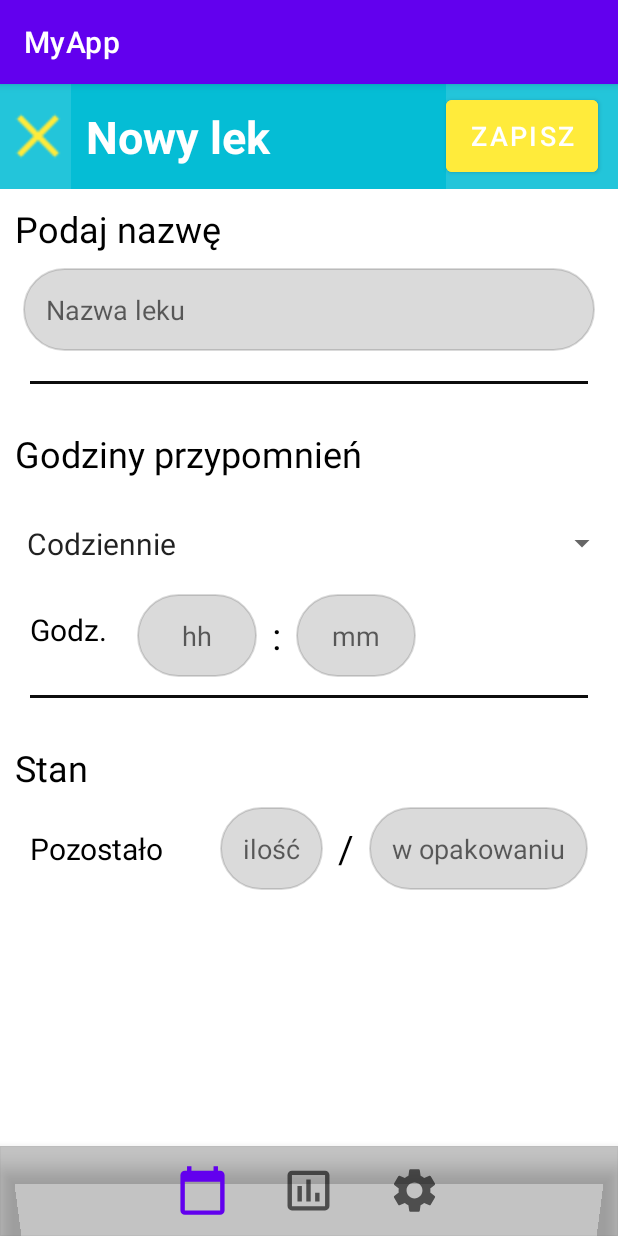
After one commit to marylaa/ZPO_pod_kontrola, an Android app: the AddPillActivity screen opened directly, with no data from a screen before it, on a phone screen of 412 x 824 dp. The commit adds this screen. Run offline under Robolectric (Android 15) with nearby library versions, the light colour scheme and no system bars; our stand-ins replace Firebase (no records; nobody signed in at launch, a user with empty details on screens opened directly).

Commit message:
działa dodawanie leków razem z zapisem do bazy

```diff
--- /dev/null
+++ b/app/src/main/java/com/example/myapp/AddPillActivity.kt
@@ -0,0 +1,124 @@
+package com.example.myapp
+
+import android.content.Intent
+import android.os.Bundle
+import android.text.TextUtils
+import android.view.View
+import android.widget.*
+import com.example.myapp.login.BaseActivity
+import com.example.myapp.login.LoginActivity
+import com.example.myapp.pills_list.UserScheduleActivity
+import com.google.firebase.auth.FirebaseAuth
+import com.google.firebase.auth.FirebaseUser
+import com.google.firebase.database.DatabaseReference
+import com.google.firebase.database.FirebaseDatabase
+import java.util.*
+
+class AddPillActivity : BaseActivity()  {
+
+    private var saveButton: Button? = null
+    private var inputName: EditText? = null
+    private var inputHour: EditText? = null
+    private var inputMinute: EditText? = null
+    private var inputLeft: EditText? = null
+    private var inputPackage: EditText? = null
+    private var selectedFrequency: String = ""
+
+    private lateinit var dbRef: DatabaseReference
+
+    override fun onCreate(savedInstanceState: Bundle?) {
+        super.onCreate(savedInstanceState)
+        setContentView(R.layout.activity_add_pill)
+
+        saveButton = findViewById(R.id.savePill)
+        inputName = findViewById(R.id.pillName)
+        inputHour = findViewById(R.id.hourTime)
+        inputMinute = findViewById(R.id.minuteTime)
+        inputLeft = findViewById(R.id.amountLeft)
+        inputPackage = findViewById(R.id.inBox)
+
+        saveButton?.setOnClickListener{
+            if (validatePillDetails()) {
+                savePill()
+                finish()
+            }
+        }
+
+        val spinner = findViewById<Spinner>(R.id.spinner1)
+        val elements = arrayOf("Codziennie", "Co drugi dzień", "Raz w tygodniu")
+        val adapter = ArrayAdapter(this, R.layout.list_item, elements)
+
+        spinner.adapter = adapter
+
+        spinner.onItemSelectedListener = object : AdapterView.OnItemSelectedListener {
+            override fun onItemSelected(
+                parent: AdapterView<*>,
+                view: View?,
+                position: Int,
+                id: Long
+            ) {
+                selectedFrequency = parent.getItemAtPosition(position) as String
+            }
+
+            override fun onNothingSelected(parent: AdapterView<*>) {}
+        }
+    }
+
+    private fun validatePillDetails(): Boolean {
+
+        val hour = inputHour?.text.toString().toIntOrNull()
+        val minute = inputMinute?.text.toString().toIntOrNull()
+        val amountLeft = inputLeft?.text.toString().toIntOrNull()
+        val amountInBox = inputPackage?.text.toString().toIntOrNull()
+
+        return when {
+            TextUtils.isEmpty(inputName?.text.toString().trim { it <= ' ' }) -> {
+                showErrorSnackBar(resources.getString(R.string.err_msg_enter_pill_name), true)
+                false
+            }
+            hour == null || hour !in 1..24 -> {
+                showErrorSnackBar(resources.getString(R.string.err_msg_enter_valid_hour), true)
+                false
+            }
+            minute == null || minute !in 0..59 -> {
+                showErrorSnackBar(resources.getString(R.string.err_msg_enter_valid_minute), true)
+                false
+            }
+            amountLeft == null || amountLeft < 1 || amountLeft > amountInBox!!.toInt() -> {
+                showErrorSnackBar(resources.getString(R.string.err_msg_enter_valid_amount), true)
+                false
+            }
+            amountInBox == null || amountInBox < 1  -> {
+                showErrorSnackBar(resources.getString(R.string.err_msg_enter_valid_in_box), true)
+                false
+            }
+            else -> {
+                true
+            }
+        }
+    }
+
+    fun goToSchedule(view: View) {
+        val intent = Intent(this, UserScheduleActivity::class.java)
+        startActivity(intent)
+        finish()
+    }
+
+    private fun savePill() {
+        dbRef = FirebaseDatabase.getInstance().getReference("Pills")
+
+        val name = inputName?.text.toString().trim() { it <= ' ' }
+        val hour = inputHour?.text.toString().toIntOrNull()
+        val minute = inputMinute?.text.toString().toIntOrNull()
+        val amountLeft = inputLeft?.text.toString().toIntOrNull()
+        val amountBox = inputPackage?.text.toString().toIntOrNull()
+        val frequency = selectedFrequency
+
+        val user = FirebaseAuth.getInstance().currentUser;
+        val uid = user?.uid
+
+        val newPill = PillModel(uid, name, amountLeft, amountBox, frequency, hour, minute)
+
+        dbRef.child(UUID.randomUUID().toString()).setValue(newPill)
+    }
+}
--- a/app/src/main/java/com/example/myapp/PillModel.kt
+++ b/app/src/main/java/com/example/myapp/PillModel.kt
@@ -1,12 +1,11 @@
 package com.example.myapp
 
-import java.util.UUID
-
 data class PillModel (
-    var id: UUID = UUID.randomUUID(),
-    var pacient: String,
+    var pacient: String?,
     var name: String,
-    var availability: Integer,
+    var availability: Int?,
+    var inBox: Int?,
     var frequency: String,
-    var hour: String
+    var hour: Int?,
+    var minute: Int?,
 )
--- a/app/src/main/java/com/example/myapp/UserModel.kt
+++ b/app/src/main/java/com/example/myapp/UserModel.kt
@@ -1,7 +1,7 @@
 package com.example.myapp
 
 data class UserModel(
-    var userType: String = "Pacjent",
-    var firstName: String? = null,
-    var lastName: String? = null
+    var userType: String,
+    var firstName: String,
+    var lastName: String
 )
--- a/app/src/main/java/com/example/myapp/login/BaseActivity.kt
+++ b/app/src/main/java/com/example/myapp/login/BaseActivity.kt
@@ -28,6 +28,4 @@ open class BaseActivity : AppCompatActivity() {
         }
         snackbar.show()
     }
-
-
 }
--- a/app/src/main/java/com/example/myapp/login/LoginActivity.kt
+++ b/app/src/main/java/com/example/myapp/login/LoginActivity.kt
@@ -80,9 +80,6 @@ class LoginActivity : BaseActivity(), View.OnClickListener {
     }
 
     open fun goToNextActivity() {
-        val user = FirebaseAuth.getInstance().currentUser;
-        val uid = user?.uid
-
         val intent = Intent(this, UserScheduleActivity::class.java)
         startActivity(intent)
     }
--- a/app/src/main/java/com/example/myapp/pills_list/UserScheduleActivity.kt
+++ b/app/src/main/java/com/example/myapp/pills_list/UserScheduleActivity.kt
@@ -1,12 +1,16 @@
 package com.example.myapp.pills_list
 
+import android.content.Intent
 import android.os.Bundle
+import android.view.View
+import android.widget.Button
 import androidx.appcompat.app.AppCompatActivity
 import androidx.recyclerview.widget.LinearLayoutManager
 import androidx.recyclerview.widget.RecyclerView
+import com.example.myapp.AddPillActivity
 import com.example.myapp.R
 
-class UserScheduleActivity : AppCompatActivity() {
+class UserScheduleActivity : AppCompatActivity(), View.OnClickListener {
 
     private lateinit var newRecyclerView: RecyclerView
     private lateinit var newArrayList: ArrayList<PillItem>
@@ -15,7 +19,10 @@ class UserScheduleActivity : AppCompatActivity() {
 
     override fun onCreate(savedInstanceState: Bundle?) {
         super.onCreate(savedInstanceState)
-        setContentView(R.layout.user_pills_schedule)
+        setContentView(R.layout.activity_user_pills_schedule)
+
+        val addButton = findViewById<Button>(R.id.addPill)
+        addButton.setOnClickListener(this)
 
         name = arrayOf(
             "Lek1",
@@ -37,14 +44,23 @@ class UserScheduleActivity : AppCompatActivity() {
             "21:00",
             "22:00")
 
-//        val uID = intent
-//        val userID = uID.getStringExtra("uID")
-
         newRecyclerView = findViewById(R.id.rvPills)
         newRecyclerView.layoutManager = LinearLayoutManager(this)
         newRecyclerView.setHasFixedSize(true)
         newArrayList = arrayListOf<PillItem>()
         getUserData()
+    }
+
+    override fun onClick(view: View?) {
+        if(view !=null){
+            when (view.id){
+
+                R.id.addPill ->{
+                    val intent = Intent(this, AddPillActivity::class.java)
+                    startActivity(intent)
+                }
+            }
+        }
     }
 
     private fun getUserData() {
--- /dev/null
+++ b/app/src/main/res/drawable/baseline_close_24.xml
@@ -0,0 +1,5 @@
+<vector android:height="24dp" android:tint="#FFEB3B"
+    android:viewportHeight="24" android:viewportWidth="24"
+    android:width="24dp" xmlns:android="http://schemas.android.com/apk/res/android">
+    <path android:fillColor="@android:color/white" android:pathData="M19,6.41L17.59,5 12,10.59 6.41,5 5,6.41 10.59,12 5,17.59 6.41,19 12,13.41 17.59,19 19,17.59 13.41,12z"/>
+</vector>
--- /dev/null
+++ b/app/src/main/res/layout/activity_add_pill.xml
@@ -0,0 +1,251 @@
+<?xml version="1.0" encoding="utf-8"?>
+<androidx.constraintlayout.widget.ConstraintLayout xmlns:android="http://schemas.android.com/apk/res/android"
+    xmlns:tools="http://schemas.android.com/tools"
+    tools:context=".AddPillActivity"
+    android:layout_width="match_parent"
+    android:layout_height="match_parent"
+    xmlns:app="http://schemas.android.com/apk/res-auto">
+
+
+    <LinearLayout
+        android:id="@+id/linearLayout"
+        android:layout_width="match_parent"
+        android:layout_height="70dp"
+        android:background="#DC00BCD4"
+        android:gravity="center"
+        android:orientation="horizontal"
+        app:layout_constraintStart_toStartOf="parent"
+        app:layout_constraintTop_toTopOf="parent">
+
+        <ImageButton
+            android:layout_width="wrap_content"
+            android:layout_height="wrap_content"
+            android:background="@drawable/baseline_close_24"
+            android:scaleX="2"
+            android:scaleY="2" />
+
+        <TextView
+            android:layout_width="250dp"
+            android:layout_height="70dp"
+            android:layout_marginLeft="10dp"
+            android:background="#DC00BCD4"
+            android:gravity="center_vertical"
+            android:paddingLeft="10dp"
+            android:text="Nowy lek"
+            android:textColor="@color/white"
+            android:textSize="30sp"
+            android:textStyle="bold" />
+
+        <Button
+            android:id="@+id/savePill"
+            android:layout_width="wrap_content"
+            android:layout_height="60dp"
+            android:backgroundTint="#FFEB3B"
+            android:text="Zapisz"
+            android:textSize="18dp"
+            app:layout_constraintBottom_toBottomOf="@+id/textView2"
+            app:layout_constraintEnd_toEndOf="@+id/textView2"
+            app:layout_constraintTop_toTopOf="parent" />
+
+    </LinearLayout>
+
+    <TextView
+        android:id="@+id/textViewName"
+        android:layout_width="match_parent"
+        android:layout_height="wrap_content"
+        android:text="Podaj nazwę"
+        android:padding="10dp"
+        android:textSize="24sp"
+        android:textColor="@color/black"
+        app:layout_constraintEnd_toEndOf="parent"
+        app:layout_constraintStart_toStartOf="parent"
+        app:layout_constraintTop_toBottomOf="@+id/linearLayout" />
+
+    <EditText
+        android:id="@+id/pillName"
+        android:layout_width="match_parent"
+        android:layout_height="wrap_content"
+        android:background="@drawable/rounded_corner"
+        android:backgroundTint="#25000000"
+        android:inputType="textPersonName"
+        android:padding="15dp"
+        android:layout_marginLeft="15dp"
+        android:layout_marginRight="15dp"
+        android:hint="Nazwa leku"
+        app:layout_constraintEnd_toEndOf="parent"
+        app:layout_constraintStart_toStartOf="parent"
+        app:layout_constraintTop_toBottomOf="@+id/textViewName" />
+
+    <View
+        android:id="@+id/view2"
+        android:layout_width="match_parent"
+        android:layout_height="2dp"
+        android:layout_margin="20dp"
+        android:background="#F2000000"
+        app:layout_constraintEnd_toEndOf="parent"
+        app:layout_constraintStart_toStartOf="parent"
+        app:layout_constraintTop_toBottomOf="@+id/pillName" />
+
+    <TextView
+        android:id="@+id/textViewTime"
+        android:layout_width="match_parent"
+        android:layout_height="wrap_content"
+        android:layout_marginTop="20dp"
+        android:padding="10dp"
+        android:text="Godziny przypomnień"
+        android:textColor="@color/black"
+        android:textSize="24sp"
+        app:layout_constraintEnd_toEndOf="parent"
+        app:layout_constraintHorizontal_bias="0.0"
+        app:layout_constraintStart_toStartOf="parent"
+        app:layout_constraintTop_toBottomOf="@+id/view2" />
+
+    <Spinner
+        android:id="@+id/spinner1"
+        android:paddingLeft="10dp"
+        android:paddingRight="20dp"
+        android:layout_width="match_parent"
+        android:layout_height="wrap_content"
+        app:layout_constraintEnd_toEndOf="parent"
+        app:layout_constraintStart_toStartOf="parent"
+        app:layout_constraintTop_toBottomOf="@+id/textViewTime" />
+
+    <TextView
+        android:id="@+id/textViewHour"
+        android:layout_width="wrap_content"
+        android:layout_height="wrap_content"
+        android:padding="10dp"
+        android:text="Godz."
+        android:textColor="@color/black"
+        android:textSize="20sp"
+        android:layout_marginLeft="10dp"
+        app:layout_constraintEnd_toEndOf="parent"
+        app:layout_constraintHorizontal_bias="0.0"
+        app:layout_constraintStart_toStartOf="parent"
+        app:layout_constraintTop_toBottomOf="@+id/spinner1" />
+
+    <EditText
+        android:id="@+id/hourTime"
+        android:layout_width="80dp"
+        android:layout_height="wrap_content"
+        android:layout_marginLeft="10dp"
+        android:background="@drawable/rounded_corner"
+        android:backgroundTint="#25000000"
+        android:padding="15dp"
+        android:hint="hh"
+        android:textAlignment="center"
+        app:layout_constraintStart_toEndOf="@+id/textViewHour"
+        app:layout_constraintTop_toBottomOf="@+id/spinner1" />
+
+    <TextView
+        android:id="@+id/textView"
+        android:layout_width="wrap_content"
+        android:layout_height="wrap_content"
+        android:padding="10dp"
+        android:text=":"
+        android:textColor="@color/black"
+        android:textSize="25sp"
+        app:layout_constraintStart_toEndOf="@+id/hourTime"
+        app:layout_constraintTop_toBottomOf="@+id/spinner1" />
+
+    <EditText
+        android:id="@+id/minuteTime"
+        android:layout_width="80dp"
+        android:layout_height="wrap_content"
+        android:background="@drawable/rounded_corner"
+        android:backgroundTint="#25000000"
+        android:padding="15dp"
+        android:hint="mm"
+        android:textAlignment="center"
+        app:layout_constraintStart_toEndOf="@+id/textView"
+        app:layout_constraintTop_toBottomOf="@+id/spinner1" />
+
+    <View
+        android:id="@+id/view"
+        android:layout_width="match_parent"
+        android:layout_height="2dp"
+        android:layout_margin="20dp"
+        android:background="#F2000000"
+        app:layout_constraintEnd_toEndOf="parent"
+        app:layout_constraintHorizontal_bias="0.0"
+        app:layout_constraintStart_toStartOf="parent"
+        app:layout_constraintTop_toBottomOf="@+id/textViewHour" />
+
+    <TextView
+        android:id="@+id/textViewState"
+        android:layout_width="match_parent"
+        android:layout_height="wrap_content"
+        android:layout_marginTop="20dp"
+        android:padding="10dp"
+        android:text="Stan"
+        android:textColor="@color/black"
+        android:textSize="24sp"
+        app:layout_constraintEnd_toEndOf="parent"
+        app:layout_constraintHorizontal_bias="0.0"
+        app:layout_constraintStart_toStartOf="parent"
+        app:layout_constraintTop_toBottomOf="@+id/view" />
+
+    <TextView
+        android:id="@+id/textViewLeft"
+        android:layout_width="wrap_content"
+        android:layout_height="wrap_content"
+        android:layout_marginLeft="10dp"
+        android:padding="10dp"
+        android:text="Pozostało"
+        android:textColor="@color/black"
+        android:textSize="20sp"
+        app:layout_constraintBottom_toBottomOf="@+id/amountLeft"
+        app:layout_constraintStart_toStartOf="parent"
+        app:layout_constraintTop_toBottomOf="@+id/textViewState" />
+
+    <EditText
+        android:id="@+id/amountLeft"
+        android:layout_width="wrap_content"
+        android:layout_height="wrap_content"
+        android:background="@drawable/rounded_corner"
+        android:backgroundTint="#25000000"
+        android:inputType="textPersonName"
+        android:padding="15dp"
+        android:paddingLeft="30dp"
+        android:hint="ilość"
+        app:layout_constraintEnd_toStartOf="@+id/textViewSlash"
+        app:layout_constraintTop_toBottomOf="@+id/textViewState" />
+
+    <TextView
+        android:id="@+id/textViewSlash"
+        android:layout_width="wrap_content"
+        android:layout_height="wrap_content"
+        android:padding="10dp"
+        android:text="/"
+        android:textColor="@color/black"
+        android:textSize="25sp"
+        app:layout_constraintEnd_toStartOf="@+id/inBox"
+        app:layout_constraintTop_toBottomOf="@+id/textViewState" />
+
+    <EditText
+        android:id="@+id/inBox"
+        android:layout_width="wrap_content"
+        android:layout_height="wrap_content"
+        android:background="@drawable/rounded_corner"
+        android:backgroundTint="#25000000"
+        android:inputType="textPersonName"
+        android:padding="15dp"
+        android:layout_marginRight="20dp"
+        android:hint="w opakowaniu"
+        app:layout_constraintEnd_toEndOf="parent"
+        app:layout_constraintTop_toBottomOf="@+id/textViewState" />
+
+    <com.google.android.material.bottomnavigation.BottomNavigationView
+        android:id="@+id/bottom_navigation_view"
+        android:layout_width="match_parent"
+        android:layout_height="60dp"
+        android:background="#3C000000"
+        android:paddingLeft="100dp"
+        android:paddingRight="100dp"
+        app:labelVisibilityMode="unlabeled"
+        app:layout_constraintBottom_toBottomOf="parent"
+        app:menu="@menu/bottom_nav_menu"
+        app:itemIconSize="35dp"/>
+
+
+</androidx.constraintlayout.widget.ConstraintLayout>
--- a/app/src/main/res/layout/activity_login.xml
+++ b/app/src/main/res/layout/activity_login.xml
@@ -6,7 +6,7 @@
     android:layout_width="match_parent"
     android:layout_height="match_parent"
     android:background="@color/background"
-    tools:context=".firebaselogin.LoginActivity">
+    tools:context=".login.LoginActivity">
 
     <TextView
         android:id="@+id/title"
--- a/app/src/main/res/layout/user_pills_schedule.xml
+++ b/app/src/main/res/layout/activity_user_pills_schedule.xml
@@ -4,7 +4,7 @@
     xmlns:tools="http://schemas.android.com/tools"
     android:layout_width="match_parent"
     android:layout_height="match_parent"
-    tools:context=".MainActivity">
+    tools:context=".pills_list.UserScheduleActivity">
 
     <androidx.recyclerview.widget.RecyclerView
         android:id="@+id/rvPills"
@@ -40,6 +40,7 @@
         android:layout_marginRight="30dp"
         android:backgroundTint="@color/yellow"
         android:textSize="18dp"
+        android:enabled="true"
         app:layout_constraintBottom_toTopOf="@+id/bottom_navigation_view"
         app:layout_constraintEnd_toStartOf="@+id/addRaport"
         app:layout_constraintStart_toStartOf="parent" />
@@ -51,6 +52,7 @@
         android:text="Raport"
         android:textSize="18dp"
         android:backgroundTint="@color/yellow"
+        android:enabled="true"
         android:layout_marginRight="80dp"
         app:layout_constraintBottom_toTopOf="@+id/bottom_navigation_view"
         app:layout_constraintEnd_toEndOf="parent" />
--- /dev/null
+++ b/app/src/main/res/layout/list_item.xml
@@ -0,0 +1,11 @@
+<?xml version="1.0" encoding="utf-8"?>
+
+<TextView xmlns:android="http://schemas.android.com/apk/res/android"
+    android:id="@android:id/text1"
+    style="?android:attr/spinnerItemStyle"
+    android:layout_width="match_parent"
+    android:layout_height="wrap_content"
+    android:ellipsize="marquee"
+    android:singleLine="true"
+    android:textSize="20sp"
+    android:padding="20dp"/>
--- a/app/src/main/res/values/strings.xml
+++ b/app/src/main/res/values/strings.xml
@@ -1,11 +1,16 @@
 <resources>
-    <string name="app_name">MyLog</string>
+    <string name="app_name">MyApp</string>
     <string name="err_msg_enter_email">Wprowadź email</string>
     <string name="err_msg_enter_first_name">Wprowadź imię</string>
     <string name="err_msg_enter_last_name">Wprowadź nazwisko</string>
     <string name="err_msg_enter_password">Wprowadź hasło</string>
     <string name="err_msg_enter_reppassword">Potwierdź hasło</string>
     <string name="err_msg_password_mismatch">Podane hasła nie są takie same</string>
+    <string name="err_msg_enter_pill_name">Wprowadź nazwę leku</string>
+    <string name="err_msg_enter_valid_hour">Podana godzina jest niepoprawna</string>
+    <string name="err_msg_enter_valid_minute">Podane minuty są niepoprawne</string>
+    <string name="err_msg_enter_valid_amount">Podana ilość jest niepoprawna</string>
+    <string name="err_msg_enter_valid_in_box">Podana ilość w opakowaniu jest niepoprawna</string>
 
     <array name="users">
         <item>Pacjent</item>
```
Also changed, not shown: app/src/main/AndroidManifest.xml (+7 -0 lines).
